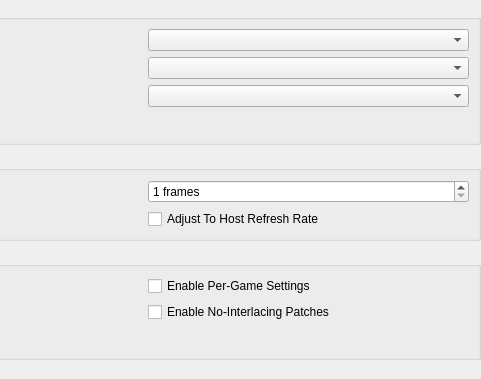
PCSX2/pcsx2, file pcsx2-qt/Settings/EmulationSettingsWidget.ui: the form before one commit; both pictures show x 191 to 672 and y 0 to 379 of the 672 by 518 pixel window.
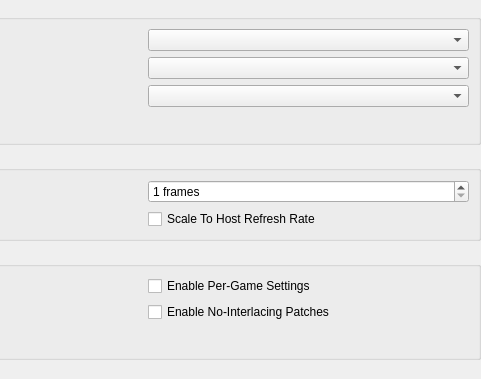
The form after the commit.

Commit message:
Qt: Change name of Adjust to Host Refresh Rate
Changes the name of Adjust To Host Refresh Rate to Scale to Host Refresh Rate.

What changed in the file:
```diff
--- a/pcsx2-qt/Settings/EmulationSettingsWidget.ui
+++ b/pcsx2-qt/Settings/EmulationSettingsWidget.ui
@@ -110,7 +110,7 @@
         <item row="0" column="1">
          <widget class="QCheckBox" name="syncToHostRefreshRate">
           <property name="text">
-           <string>Adjust To Host Refresh Rate</string>
+           <string>Scale To Host Refresh Rate</string>
           </property>
          </widget>
         </item>
```
The commit also changes 1 other file.
